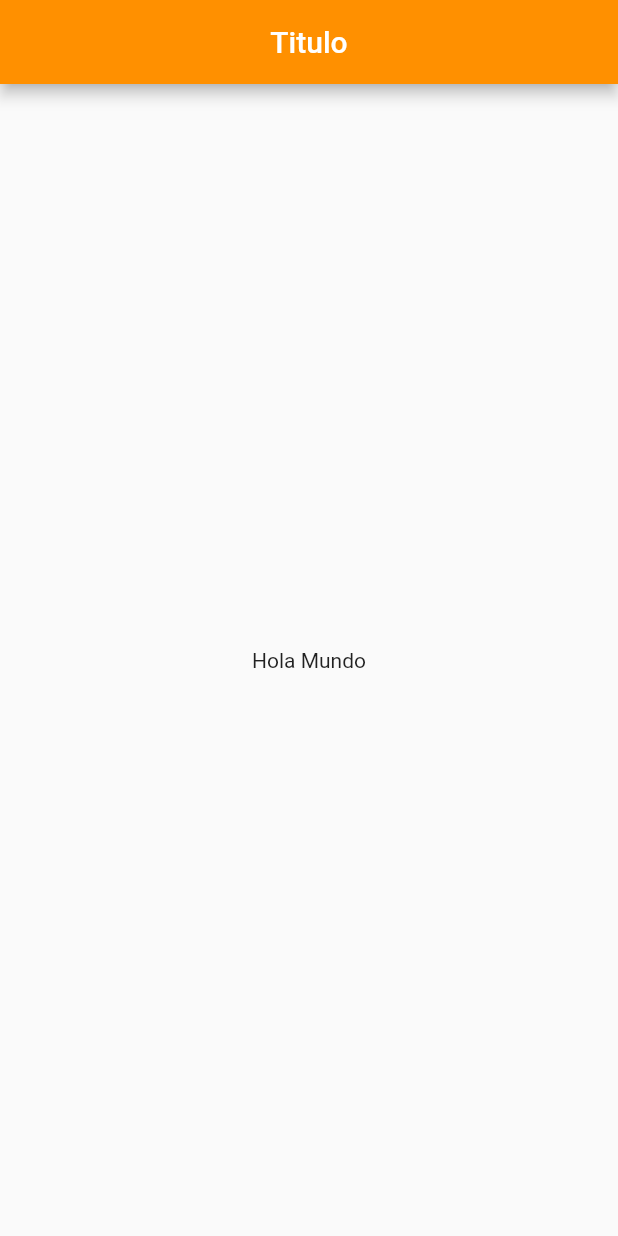
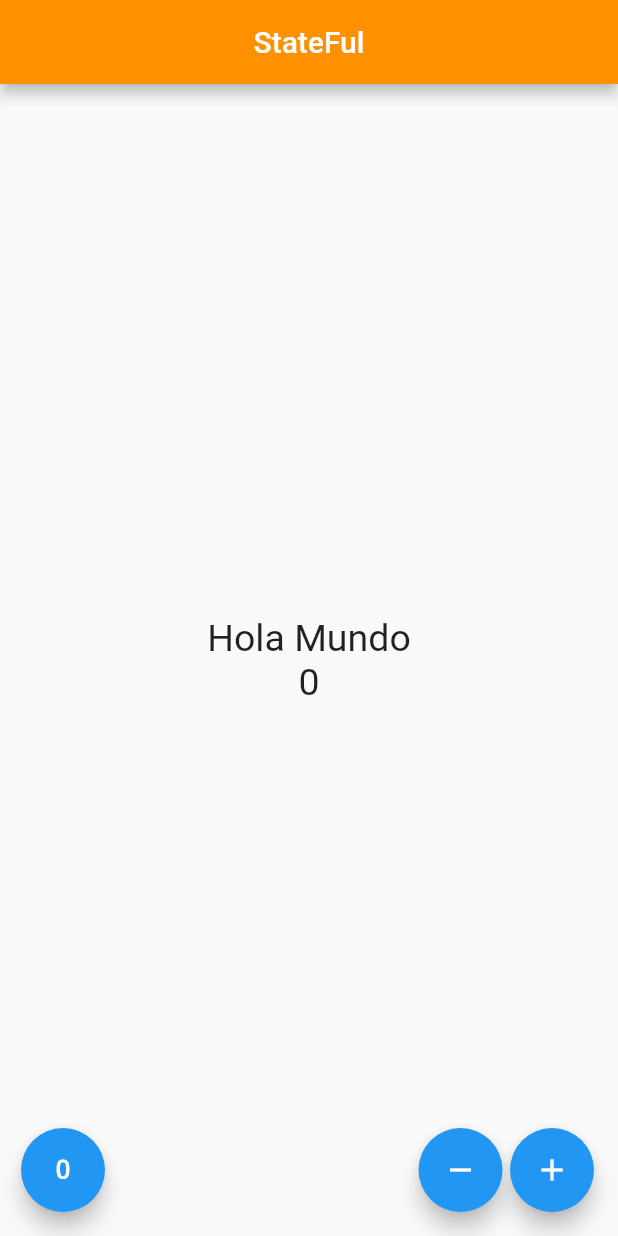
Before and after one commit to Hectorc70/Flutter-curso, a Flutter app: the screen it shows after launch, on a phone screen of 412 x 824 dp. Run offline on Flutter 3.47's test engine with Material 2 defaults, Android fonts, the phone set to English and light mode, and no system bars.

Commit message:
App con Tres botones CONTADOR

```diff
--- a/contador/lib/main.dart
+++ b/contador/lib/main.dart
@@ -1,8 +1,6 @@
 import 'package:contador/src/app.dart';
 
-
 import 'package:flutter/material.dart';
-
 
 
 void main() {
--- a/contador/lib/src/app.dart
+++ b/contador/lib/src/app.dart
@@ -1,15 +1,18 @@
 
 import 'package:flutter/material.dart';
 
-import 'package:contador/src/pages/home_page.dart';
+import 'package:contador/src/pages/contador_page.dart';
+//import 'package:contador/src/pages/home_page.dart';
 
 class MyApp extends StatelessWidget {
   @override
   Widget build( context ) {
 
     return MaterialApp(
+      debugShowCheckedModeBanner: false,
       home: Center(
-        child: HomePage(),
+        //child: HomePage(),
+        child:ContadorPage(),
         ),
 
 
--- /dev/null
+++ b/contador/lib/src/pages/contador_page.dart
@@ -0,0 +1,59 @@
+import 'package:flutter/material.dart';
+
+class ContadorPage extends StatefulWidget {
+  @override
+  createState() => _ContadorPageState();
+}
+
+class _ContadorPageState extends State<ContadorPage> {
+  final _estiloTexto = new TextStyle(fontSize: 25);
+
+  int _conteo = 0;
+
+  @override
+  Widget build(BuildContext context) {
+    return Scaffold(
+        appBar: AppBar(
+          title: Text('StateFul'),
+          centerTitle: true,
+          backgroundColor: Color(0xFFFF9000),
+        ),
+        body: Center(
+          child: Column(
+            mainAxisAlignment: MainAxisAlignment.center,
+            children: [
+              Text('Hola Mundo', style: _estiloTexto),
+              Text('$_conteo', style: _estiloTexto),
+            ],
+          ),
+        ),
+        floatingActionButton: _crearBotones());
+  }
+
+  Widget _crearBotones() {
+    return Row(
+      mainAxisAlignment: MainAxisAlignment.end,
+      children: <Widget>[
+        SizedBox(width: 30.0),
+        FloatingActionButton(child: Icon(Icons.exposure_zero), onPressed: _reset),
+        Expanded(child: SizedBox(width: 5.0)),
+        FloatingActionButton(child: Icon(Icons.remove), onPressed: _sustraer),
+        SizedBox(width: 5.0),
+        FloatingActionButton(child: Icon(Icons.add), onPressed: _agregar),
+      ],
+    );
+  }
+
+  void _agregar() {
+    setState(() =>  _conteo++);
+  }
+
+  void _sustraer(){
+    setState(() =>  _conteo--);
+  }
+
+  void _reset(){
+    setState(() => _conteo=0);
+  }
+
+}
```
Also changed, not shown: contador/lib/src/pages/home_page.dart (+19 -5 lines).
